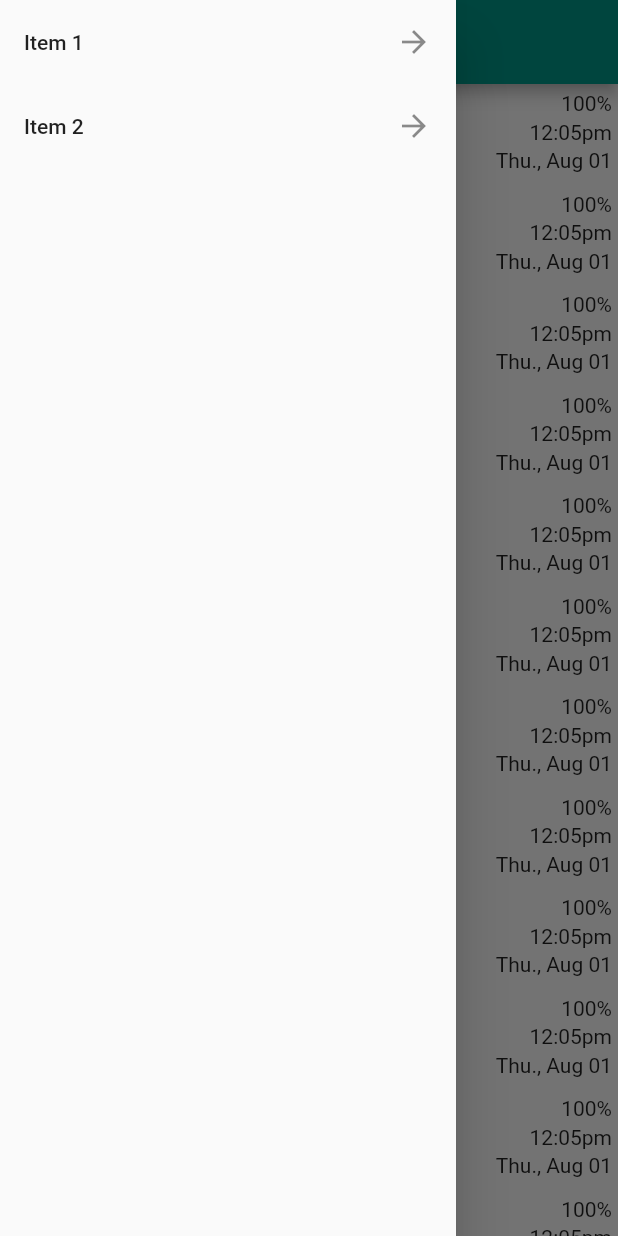
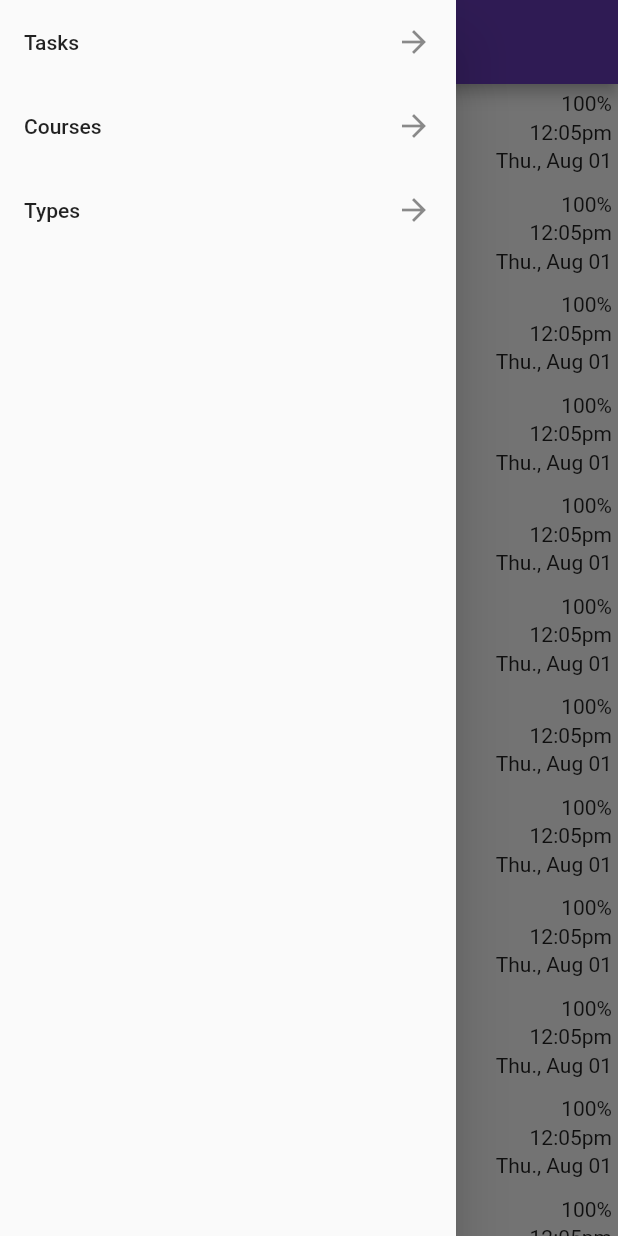
Before and after one commit to owais635/Planner_Flutter_Web, a Flutter app: the screen it shows after launch, with the side drawer open, on a phone screen of 412 x 824 dp. Run offline on Flutter 3.47's test engine with Material 2 defaults, Android fonts, the phone set to English and light mode, and no system bars; missing offline and left inert: flutter_web; Roboto replaces fonts that are missing (RobotoMono).

Commit message:
different screens

```diff
--- a/lib/main.dart
+++ b/lib/main.dart
@@ -1,6 +1,10 @@
 import 'package:flutter_web/material.dart';
 
+import './screens/tasks_screen.dart';
+
 import './widgets/task_item.dart';
+import './widgets/app_drawer.dart';
+
 
 void main() => runApp(MyApp());
 
@@ -10,8 +14,8 @@ class MyApp extends StatelessWidget {
     return MaterialApp(
       title: 'MyApp - Flutter For Web',
       debugShowCheckedModeBanner: false,
-      theme: ThemeData(primarySwatch: Colors.teal, fontFamily: 'RobotoMono'),
-      home: MyWebsite(),
+      theme: ThemeData(primarySwatch: Colors.deepPurple  ),
+      home: TasksScreen(),
     );
   }
 }
@@ -24,20 +28,7 @@ class MyWebsite extends StatelessWidget {
         title: Text('MyApp'),
         centerTitle: true,
       ),
-      drawer: Drawer(
-        child: ListView(
-          children: <Widget>[
-            ListTile(
-              title: Text("Item 1"),
-              trailing: Icon(Icons.arrow_forward),
-            ),
-            ListTile(
-              title: Text("Item 2"),
-              trailing: Icon(Icons.arrow_forward),
-            ),
-          ],
-        ),
-      ),
+      drawer: AppDrawer(),
       body: Center(
         child: ListView(
           children: <Widget>[
--- /dev/null
+++ b/lib/screens/tasks_screen.dart
@@ -0,0 +1,39 @@
+import 'package:flutter_web/material.dart';
+
+import '../widgets/app_drawer.dart';
+import '../widgets/task_item.dart';
+
+class TasksScreen extends StatelessWidget {
+  @override
+  Widget build(BuildContext context) {
+    return Scaffold(
+        appBar: AppBar(
+          title: Text('Tasks'),
+          centerTitle: true,
+        ),
+        drawer: AppDrawer(),
+        body: Center(
+          child: ListView(
+            children: <Widget>[
+              TaskItem(),
+              TaskItem(),
+              TaskItem(),
+              TaskItem(),
+              TaskItem(),
+              TaskItem(),
+              TaskItem(),
+              TaskItem(),
+              TaskItem(),
+              TaskItem(),
+              TaskItem(),
+              TaskItem(),
+              TaskItem(),
+              TaskItem(),
+              TaskItem(),
+              TaskItem(),
+            ],
+          ),
+          // ),
+        ));
+  }
+}
--- /dev/null
+++ b/lib/widgets/app_drawer.dart
@@ -0,0 +1,46 @@
+import 'package:flutter_web/material.dart';
+
+import '../screens/tasks_screen.dart';
+import '../screens/courses_screen.dart';
+import '../screens/type_screen.dart';
+
+// The Main Hamburget Menu of the App.
+
+class AppDrawer extends StatelessWidget {
+  @override
+  Widget build(BuildContext context) {
+    return Drawer(
+      child: ListView(
+        children: <Widget>[
+          ListTile(
+              title: Text("Tasks"),
+              trailing: Icon(Icons.arrow_forward),
+              onTap: () {
+                Navigator.push(
+                  context,
+                  MaterialPageRoute(builder: (context) => TasksScreen()),
+                );
+              }),
+          ListTile(
+              title: Text("Courses"),
+              trailing: Icon(Icons.arrow_forward),
+              onTap: () {
+                Navigator.push(
+                  context,
+                  MaterialPageRoute(builder: (context) => CoursesScreen()),
+                );
+              }),
+          ListTile(
+              title: Text("Types"),
+              trailing: Icon(Icons.arrow_forward),
+              onTap: () {
+                Navigator.push(
+                  context,
+                  MaterialPageRoute(builder: (context) => TypesScreen()),
+                );
+              }),
+        ],
+      ),
+    );
+  }
+}
```
Also changed, not shown: lib/screens/courses_screen.dart (added, +16 -0 lines), lib/screens/type_screen.dart (added, +16 -0 lines).
